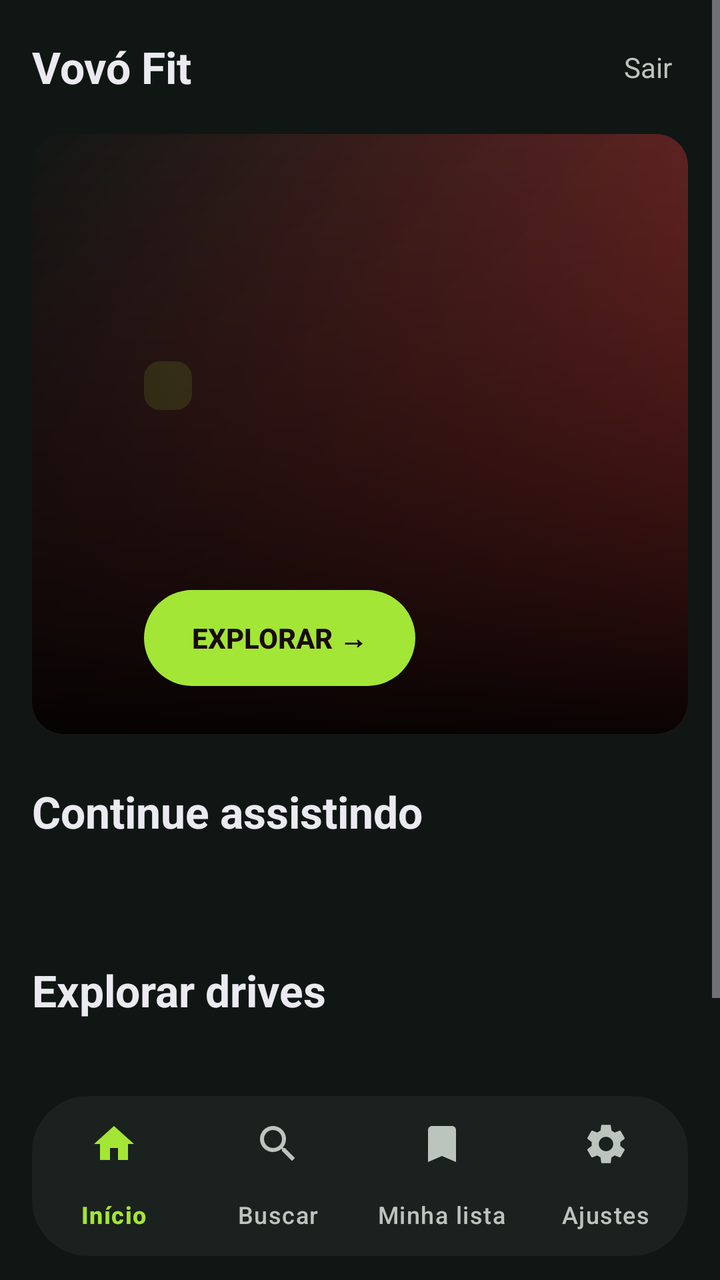
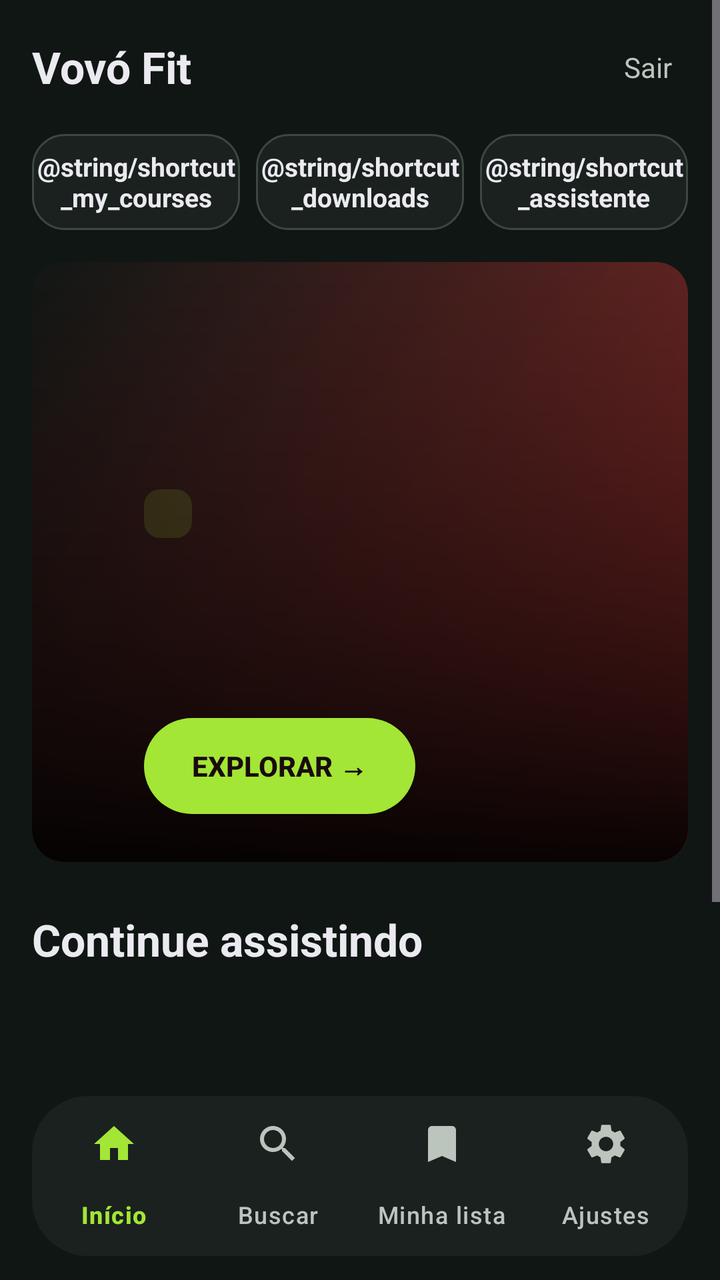

An Android layout rendered at two revisions. The XML below is the earlier revision; the diff shows what the commit changed to produce the second picture.
<!-- AndroidManifest.xml: application theme Theme.VovoFit -->
<!-- res/layout/activity_home.xml -->
<?xml version="1.0" encoding="utf-8"?>
<LinearLayout xmlns:android="http://schemas.android.com/apk/res/android"
    xmlns:app="http://schemas.android.com/apk/res-auto"
    android:layout_width="match_parent"
    android:layout_height="match_parent"
    android:background="@color/md_background"
    android:orientation="vertical">

    <ScrollView
        android:id="@+id/homeScroll"
        android:layout_width="match_parent"
        android:layout_height="0dp"
        android:layout_weight="1"
        android:fillViewport="true">

        <LinearLayout
            android:layout_width="match_parent"
            android:layout_height="wrap_content"
            android:orientation="vertical"
            android:clipChildren="false"
            android:paddingHorizontal="@dimen/content_margin"
            android:paddingTop="@dimen/spacing_lg"
            android:paddingBottom="@dimen/spacing_lg">

            
            <LinearLayout
                android:layout_width="match_parent"
                android:layout_height="wrap_content"
                android:gravity="center_vertical"
                android:orientation="horizontal">

                <TextView
                    android:layout_width="0dp"
                    android:layout_height="wrap_content"
                    android:layout_weight="1"
                    android:text="@string/app_name"
                    android:textColor="@color/md_on_surface"
                    android:textSize="@dimen/text_topbar_title"
                    android:textStyle="bold" />

                <TextView
                    android:id="@+id/topSair"
                    android:layout_width="wrap_content"
                    android:layout_height="wrap_content"
                    android:clickable="true"
                    android:focusable="true"
                    android:background="@drawable/focus_ring_transparent"
                    android:focusableInTouchMode="true"
                    android:padding="@dimen/spacing_sm"
                    android:text="@string/home_logout"
                    android:textColor="@color/md_on_surface_variant"
                    android:textSize="@dimen/text_topbar_action" />
            </LinearLayout>

            
            <com.google.android.material.card.MaterialCardView
                android:id="@+id/heroCard"
                android:layout_width="match_parent"
                android:layout_height="@dimen/hero_height"
                android:layout_marginTop="@dimen/spacing_lg"
                app:cardCornerRadius="@dimen/radius_lg"
                app:cardElevation="@dimen/elevation_0"
                app:cardBackgroundColor="@color/tile_bg">

                <FrameLayout
                    android:layout_width="match_parent"
                    android:layout_height="match_parent">

                    <View
                        android:id="@+id/heroBg"
                        android:layout_width="match_parent"
                        android:layout_height="match_parent"
                        android:background="@drawable/card_gradient_pink" />

                    
                    <ImageView
                        android:id="@+id/heroArt"
                        android:layout_width="match_parent"
                        android:layout_height="match_parent"
                        android:scaleType="centerCrop"
                        android:contentDescription="@string/thumb_desc" />

                    
                    <View
                        android:layout_width="match_parent"
                        android:layout_height="match_parent"
                        android:background="@drawable/bottom_gradient" />

                    <LinearLayout
                        android:layout_width="match_parent"
                        android:layout_height="wrap_content"
                        android:layout_gravity="bottom|start"
                        android:orientation="vertical"
                        android:paddingHorizontal="@dimen/hero_text_padding_side"
                        android:paddingVertical="@dimen/spacing_xl">

                        <TextView
                            android:id="@+id/heroBadge"
                            android:layout_width="wrap_content"
                            android:layout_height="wrap_content"
                            android:background="@drawable/chip_badge"
                            android:paddingHorizontal="@dimen/spacing_md"
                            android:paddingVertical="@dimen/spacing_xs"
                            android:textColor="@color/md_primary"
                            android:textSize="@dimen/text_hero_badge"
                            android:textStyle="bold" />

                        <TextView
                            android:id="@+id/heroTitle"
                            android:layout_width="match_parent"
                            android:layout_height="wrap_content"
                            android:layout_marginTop="@dimen/spacing_sm"
                            android:ellipsize="end"
                            android:maxLines="2"
                            android:textColor="@color/md_on_surface"
                            android:textSize="@dimen/text_hero_title"
                            android:textStyle="bold" />

                        <TextView
                            android:id="@+id/heroSubtitle"
                            android:layout_width="match_parent"
                            android:layout_height="wrap_content"
                            android:layout_marginTop="4dp"
                            android:ellipsize="end"
                            android:maxLines="2"
                            android:textColor="@color/md_on_surface_variant"
                            android:textSize="@dimen/text_hero_subtitle" />

                        <androidx.appcompat.widget.AppCompatButton
                            android:id="@+id/heroPlay"
                            android:layout_width="wrap_content"
                            android:layout_height="48dp"
                            android:layout_marginTop="@dimen/spacing_lg"
                            android:background="@drawable/btn_primary_pill"
                            android:paddingHorizontal="@dimen/spacing_xl"
                            android:text="@string/explore_cta"
                            android:textColor="@color/md_on_primary"
                            android:textSize="@dimen/text_button"
                            android:textStyle="bold" />

                    </LinearLayout>

                </FrameLayout>
            </com.google.android.material.card.MaterialCardView>

            
            <LinearLayout
                android:id="@+id/featuredSection"
                android:layout_width="match_parent"
                android:layout_height="wrap_content"
                android:layout_marginTop="@dimen/spacing_xl"
                android:orientation="vertical"
                android:visibility="gone">

                <TextView
                    android:layout_width="match_parent"
                    android:layout_height="wrap_content"
                    android:text="@string/continue_from_where"
                    android:textColor="@color/md_on_surface"
                    android:textSize="@dimen/text_section_title"
                    android:textStyle="bold" />

                <com.google.android.material.card.MaterialCardView
                    android:id="@+id/featured_card"
                    android:layout_width="match_parent"
                    android:layout_height="wrap_content"
                    android:layout_marginTop="@dimen/spacing_md"
                    app:cardCornerRadius="@dimen/radius_lg"
                    app:cardElevation="@dimen/elevation_0"
                    app:cardBackgroundColor="@color/tile_bg">

                    <LinearLayout
                        android:layout_width="match_parent"
                        android:layout_height="wrap_content"
                        android:orientation="horizontal"
                        android:padding="@dimen/spacing_lg">

                        <FrameLayout
                            android:layout_width="200dp"
                            android:layout_height="112dp">

                            <View
                                android:id="@+id/featuredBg"
                                android:layout_width="match_parent"
                                android:layout_height="match_parent"
                                android:background="@drawable/card_gradient_pink" />

                            <ImageView
                                android:id="@+id/featuredThumb"
                                android:layout_width="match_parent"
                                android:layout_height="match_parent"
                                android:scaleType="centerCrop"
                                android:visibility="gone"
                                android:contentDescription="@string/thumb_desc" />

                            
                            <ImageView
                                android:id="@+id/featuredArt"
                                android:layout_width="match_parent"
                                android:layout_height="match_parent"
                                android:scaleType="centerCrop"
                                android:contentDescription="@string/thumb_desc" />
                        </FrameLayout>

                        <LinearLayout
                            android:layout_width="0dp"
                            android:layout_height="wrap_content"
                            android:layout_marginStart="@dimen/spacing_lg"
                            android:layout_weight="1"
                            android:orientation="vertical">

                            <TextView
                                android:id="@+id/featuredTitle"
                                android:layout_width="match_parent"
                                android:layout_height="wrap_content"
                                android:ellipsize="end"
                                android:maxLines="2"
                                android:textColor="@color/md_on_surface"
                                android:textSize="@dimen/text_card_title"
                                android:textStyle="bold" />

                            <TextView
                                android:id="@+id/featuredSubtitle"
                                android:layout_width="match_parent"
                                android:layout_height="wrap_content"
                                android:layout_marginTop="2dp"
                                android:ellipsize="end"
                                android:maxLines="1"
                                android:textColor="@color/md_on_surface_variant"
                                android:textSize="@dimen/text_card_subtitle" />

                            <ProgressBar
                                android:id="@+id/featuredProgress"
                                style="?android:attr/progressBarStyleHorizontal"
                                android:layout_width="match_parent"
                                android:layout_height="4dp"
                                android:layout_marginTop="@dimen/spacing_sm"
                                android:max="100"
                                android:progressDrawable="@drawable/progress_horizontal" />

                            <TextView
                                android:id="@+id/featuredProgressText"
                                android:layout_width="match_parent"
                                android:layout_height="wrap_content"
                                android:layout_marginTop="4dp"
                                android:textColor="@color/md_primary"
                                android:textSize="@dimen/text_card_progress" />

                            <TextView
                                android:id="@+id/featuredTimeText"
                                android:layout_width="match_parent"
                                android:layout_height="wrap_content"
                                android:layout_marginTop="2dp"
                                android:textColor="@color/md_on_surface_variant"
                                android:textSize="@dimen/text_card_progress" />

                            <androidx.appcompat.widget.AppCompatButton
                                android:id="@+id/featuredContinue"
                                android:layout_width="wrap_content"
                                android:layout_height="48dp"
                                android:layout_marginTop="@dimen/spacing_md"
                                android:background="@drawable/btn_primary_pill"
                                android:paddingHorizontal="@dimen/spacing_xl"
                                android:text="@string/cta_continue"
                                android:textColor="@color/md_on_primary"
                                android:textSize="@dimen/text_button"
                                android:textStyle="bold" />
                        </LinearLayout>
                    </LinearLayout>
                </com.google.android.material.card.MaterialCardView>
            </LinearLayout>

            
            <TextView
                android:id="@+id/labelContinue"
                android:layout_width="match_parent"
                android:layout_height="wrap_content"
                android:layout_marginTop="@dimen/spacing_xl"
                android:text="@string/continue_watching"
                android:textColor="@color/md_on_surface"
                android:textSize="@dimen/text_section_title"
                android:textStyle="bold" />

            
            <androidx.recyclerview.widget.RecyclerView
                android:id="@+id/railContinue"
                android:layout_width="match_parent"
                android:layout_height="wrap_content"
                android:layout_marginTop="@dimen/spacing_md"
                android:clipToPadding="false"
                android:paddingHorizontal="16dp"
                android:paddingVertical="12dp"
                android:clipChildren="false"
                android:overScrollMode="never" />

            
            <TextView
                android:id="@+id/labelDrives"
                android:layout_width="match_parent"
                android:layout_height="wrap_content"
                android:layout_marginTop="@dimen/spacing_xl"
                android:text="@string/explore_drives"
                android:textColor="@color/md_on_surface"
                android:textSize="@dimen/text_section_title"
                android:textStyle="bold" />

            
            <androidx.recyclerview.widget.RecyclerView
                android:id="@+id/railDrives"
                android:layout_width="match_parent"
                android:layout_height="wrap_content"
                android:layout_marginTop="@dimen/spacing_md"
                android:clipToPadding="false"
                android:paddingHorizontal="16dp"
                android:paddingVertical="12dp"
                android:clipChildren="false"
                android:overScrollMode="never" />

            <TextView
                android:id="@+id/footerVersion"
                android:layout_width="match_parent"
                android:layout_height="wrap_content"
                android:layout_marginTop="@dimen/spacing_xl"
                android:gravity="center"
                android:textColor="@color/md_on_surface_variant"
                android:textSize="@dimen/text_footer" />
        </LinearLayout>
    </ScrollView>

    
    <com.google.android.material.bottomnavigation.BottomNavigationView
        android:id="@+id/bottomNav"
        android:layout_width="match_parent"
        android:layout_height="wrap_content"
        android:layout_marginHorizontal="@dimen/content_margin"
        android:layout_marginBottom="@dimen/spacing_md"
        android:background="@drawable/nav_bar_background"
        android:elevation="@dimen/elevation_3"
        app:itemActiveIndicatorStyle="@style/NavIndicatorPill"
        app:itemIconTint="@color/bottom_nav_item_color"
        app:itemTextColor="@color/bottom_nav_item_color"
        app:labelVisibilityMode="labeled"
        app:menu="@menu/bottom_nav_menu" />
</LinearLayout>
<!-- resources referenced by this layout -->
<resources>
  <color name="md_background">#FF101614</color>
  <color name="md_on_primary">#FF1A0A0F</color>
  <color name="md_on_surface">#FFEAEAF0</color>
  <color name="md_on_surface_variant">#FFBCC4BE</color>
  <color name="md_primary">#FFA3E635</color>
  <color name="tile_bg">#FF171D1B</color>
  <dimen name="content_margin">16dp</dimen>
  <dimen name="elevation_0">0dp</dimen>
  <dimen name="elevation_3">3dp</dimen>
  <dimen name="hero_height">300dp</dimen>
  <dimen name="hero_text_padding_side">56dp</dimen>
  <dimen name="radius_lg">16dp</dimen>
  <dimen name="spacing_lg">16dp</dimen>
  <dimen name="spacing_md">12dp</dimen>
  <dimen name="spacing_sm">8dp</dimen>
  <dimen name="spacing_xl">24dp</dimen>
  <dimen name="spacing_xs">4dp</dimen>
  <dimen name="text_button">14sp</dimen>
  <dimen name="text_card_progress">12sp</dimen>
  <dimen name="text_card_subtitle">14sp</dimen>
  <dimen name="text_card_title">16sp</dimen>
  <dimen name="text_footer">12sp</dimen>
  <dimen name="text_hero_badge">12sp</dimen>
  <dimen name="text_hero_subtitle">16sp</dimen>
  <dimen name="text_hero_title">30sp</dimen>
  <dimen name="text_section_title">22sp</dimen>
  <dimen name="text_topbar_action">14sp</dimen>
  <dimen name="text_topbar_title">22sp</dimen>
  <!-- drawable chip_badge (drawable) -->
  <?xml version="1.0" encoding="utf-8"?>
  <shape xmlns:android="http://schemas.android.com/apk/res/android"
      android:shape="rectangle">
      <corners android:radius="@dimen/radius_sm" />
      <solid android:color="@color/hero_badge_bg" />
  </shape>
  <!-- drawable nav_bar_background (drawable) -->
  <?xml version="1.0" encoding="utf-8"?>
  <shape xmlns:android="http://schemas.android.com/apk/res/android"
      android:shape="rectangle">
      <corners android:radius="28dp" />
      <solid android:color="@color/md_surface_container" />
  </shape>
  <string name="app_name">Vovó Fit</string>
  <string name="continue_from_where">Continuar de onde parou</string>
  <string name="continue_watching">Continue assistindo</string>
  <string name="cta_continue">▶ Continuar assistindo</string>
  <string name="explore_cta">Explorar →</string>
  <string name="explore_drives">Explorar drives</string>
  <string name="home_logout">Sair</string>
  <string name="thumb_desc">Thumbnail da aula</string>
  <style name="NavIndicatorPill" parent="Widget.Material3.BottomNavigationView.ActiveIndicator">
          <item name="android:background">@drawable/nav_indicator_pill</item>
      </style>
  <dimen name="radius_pill">64dp</dimen>
  <dimen name="radius_sm">8dp</dimen>
  <color name="hero_badge_bg">#1FA3E635</color>
  <dimen name="radius_md">12dp</dimen>
  <color name="tile_bg_focused">#FF212824</color>
  <dimen name="focus_ring_width">3dp</dimen>
  <color name="tile_focus_ring">#FFA3E635</color>
  <color name="md_surface_container">#FF1B211E</color>
  <color name="progress_track">#33FFFFFF</color>
  <color name="md_primary_container">#FF223526</color>
  <color name="md_on_primary_container">#FFD7F5A0</color>
  <color name="md_secondary">#FF8FAE9B</color>
  <color name="md_on_secondary">#FF12211A</color>
  <color name="md_secondary_container">#FF24382E</color>
  <color name="md_on_secondary_container">#FFCFE8DB</color>
  <color name="md_surface">#FF171D1B</color>
  <color name="md_surface_variant">#FF232A26</color>
  <color name="md_on_background">#FFEAEAF0</color>
  <color name="md_outline">#FF3E4741</color>
  <color name="md_outline_variant">#FF2A312D</color>
  <color name="md_error">#FFCF6679</color>
  <color name="md_on_error">#FF600014</color>
  <!-- unchanged entries left out for length: 8 -->
</resources>

<!-- the commit's change to res/layout/activity_home.xml (unified diff, before → after) -->
@@ -50,6 +50,58 @@
                     android:text="@string/home_logout"
                     android:textColor="@color/md_on_surface_variant"
                     android:textSize="@dimen/text_topbar_action" />
+            </LinearLayout>
+
+            
+            <LinearLayout
+                android:layout_width="match_parent"
+                android:layout_height="wrap_content"
+                android:layout_marginTop="@dimen/spacing_lg"
+                android:orientation="horizontal">
+
+                <TextView
+                    android:id="@+id/shortcutMyCourses"
+                    android:layout_width="0dp"
+                    android:layout_height="48dp"
+                    android:layout_weight="1"
+                    android:background="@drawable/chip_outline"
+                    android:clickable="true"
+                    android:focusable="true"
+                    android:gravity="center"
+                    android:text="@string/shortcut_my_courses"
+                    android:textColor="@color/md_on_surface"
+                    android:textSize="@dimen/text_chip"
+                    android:textStyle="bold" />
+
+                <TextView
+                    android:id="@+id/shortcutDownloads"
+                    android:layout_width="0dp"
+                    android:layout_height="48dp"
+                    android:layout_marginStart="@dimen/spacing_sm"
+                    android:layout_weight="1"
+                    android:background="@drawable/chip_outline"
+                    android:clickable="true"
+                    android:focusable="true"
+                    android:gravity="center"
+                    android:text="@string/shortcut_downloads"
+                    android:textColor="@color/md_on_surface"
+                    android:textSize="@dimen/text_chip"
+                    android:textStyle="bold" />
+
+                <TextView
+                    android:id="@+id/shortcutAssistente"
+                    android:layout_width="0dp"
+                    android:layout_height="48dp"
+                    android:layout_marginStart="@dimen/spacing_sm"
+                    android:layout_weight="1"
+                    android:background="@drawable/chip_outline"
+                    android:clickable="true"
+                    android:focusable="true"
+                    android:gravity="center"
+                    android:text="@string/shortcut_assistente"
+                    android:textColor="@color/md_on_surface"
+                    android:textSize="@dimen/text_chip"
+                    android:textStyle="bold" />
             </LinearLayout>
 
             
<!-- resource entries referenced after the edit -->
@@ -21,6 +21,7 @@
   <dimen name="text_card_progress">12sp</dimen>
   <dimen name="text_card_subtitle">14sp</dimen>
   <dimen name="text_card_title">16sp</dimen>
+  <dimen name="text_chip">13sp</dimen>
   <dimen name="text_footer">12sp</dimen>
   <dimen name="text_hero_badge">12sp</dimen>
   <dimen name="text_hero_subtitle">16sp</dimen>
@@ -34,6 +35,16 @@
       android:shape="rectangle">
       <corners android:radius="@dimen/radius_sm" />
       <solid android:color="@color/hero_badge_bg" />
+  </shape>
+  <!-- drawable chip_outline (drawable) -->
+  <?xml version="1.0" encoding="utf-8"?>
+  <shape xmlns:android="http://schemas.android.com/apk/res/android"
+      android:shape="rectangle">
+      <corners android:radius="16dp" />
+      <solid android:color="@color/md_surface_container" />
+      <stroke
+          android:width="1dp"
+          android:color="@color/md_outline" />
   </shape>
   <!-- drawable nav_bar_background (drawable) -->
   <?xml version="1.0" encoding="utf-8"?>
